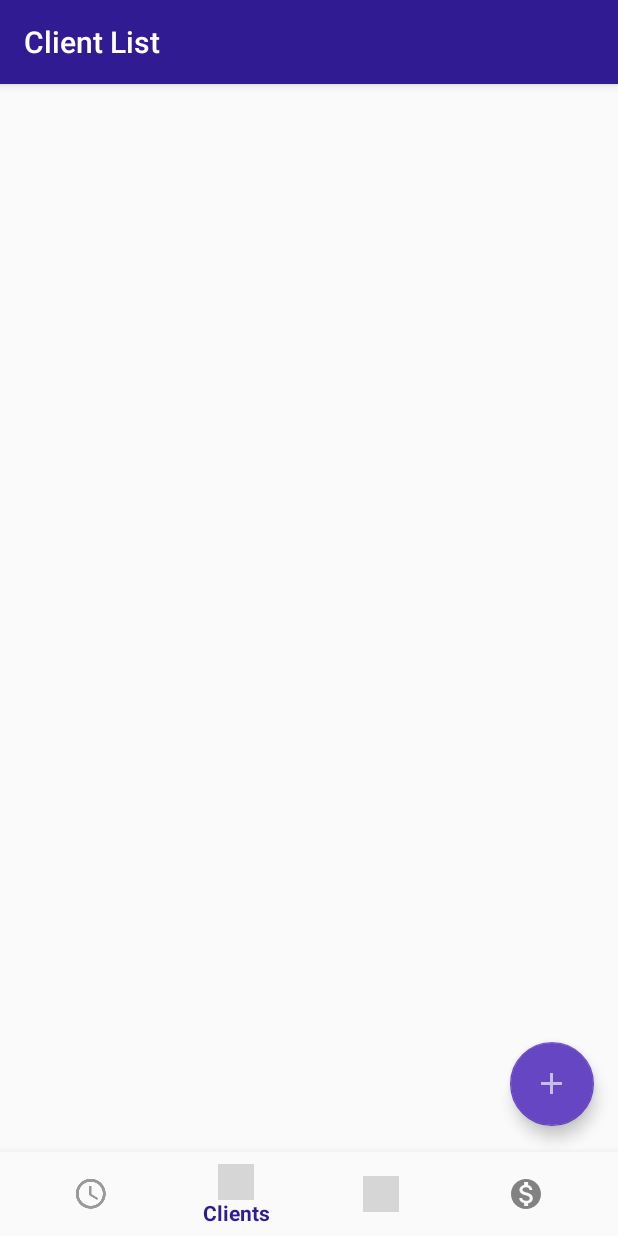
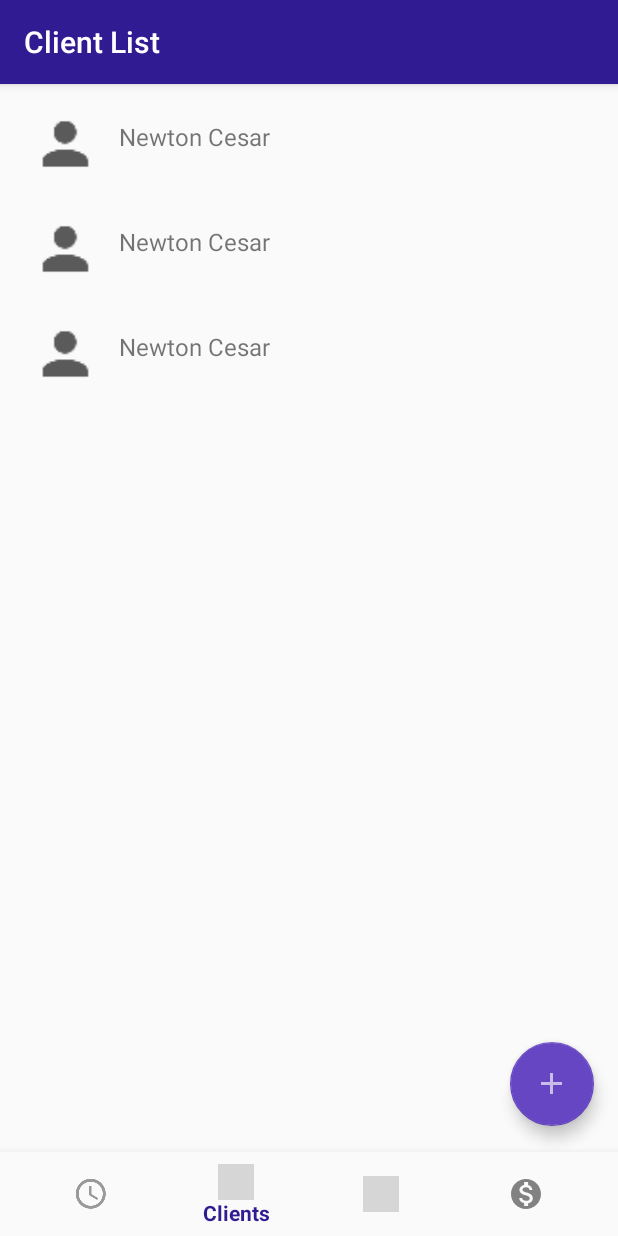
Before and after one commit to NewtonCesarRoncari/work-date, an Android app: the screen it shows after launch (NavigationActivity), on a phone screen of 412 x 824 dp. Run offline under Robolectric (Android 15) with nearby library versions, the light colour scheme and no system bars; our stand-ins replace navigation-ui; grey boxes are pictures that could not be loaded.

Commit message:
implemented ClientAdapter

```diff
--- a/app/src/main/AndroidManifest.xml
+++ b/app/src/main/AndroidManifest.xml
@@ -11,7 +11,7 @@
         android:supportsRtl="true"
         android:theme="@style/AppTheme"
         tools:ignore="GoogleAppIndexingWarning">
-        <activity android:name=".views.NavigationActivity">
+        <activity android:name=".view.NavigationActivity">
             <intent-filter>
                 <action android:name="android.intent.action.MAIN" />
 
--- a/app/src/main/java/com/example/workdate/views/NavigationActivity.kt
+++ b/app/src/main/java/com/example/workdate/view/NavigationActivity.kt
@@ -1,4 +1,4 @@
-package com.example.workdate.views
+package com.example.workdate.view
 
 import android.os.Bundle
 import androidx.appcompat.app.AppCompatActivity
--- /dev/null
+++ b/app/src/main/java/com/example/workdate/view/fragment/ListClientFragment.kt
@@ -0,0 +1,50 @@
+package com.example.workdate.view.fragment
+
+import android.os.Bundle
+import android.view.LayoutInflater
+import android.view.View
+import android.view.ViewGroup
+import androidx.fragment.app.Fragment
+import com.example.workdate.R
+import com.example.workdate.model.Client
+import com.example.workdate.view.recyclerview.adapter.ClientAdapter
+import kotlinx.android.synthetic.main.fragment_list_client.*
+
+class ListClientFragment : Fragment() {
+
+    override fun onCreateView(
+        inflater: LayoutInflater, container: ViewGroup?, savedInstanceState: Bundle?
+    ): View? {
+        return inflater.inflate(R.layout.fragment_list_client, container, false)
+    }
+
+    override fun onViewCreated(view: View, savedInstanceState: Bundle?) {
+        val clients = listOf(
+            Client(
+                "",
+                "Newton Cesar",
+                "(37) 9 9123-5555",
+                "Rua Sebastião Alves de Oliveira, 293"
+            ), Client(
+                "",
+                "Newton Cesar",
+                "(37) 9 9123-5555",
+                "Rua Sebastião Alves de Oliveira, 293"
+            ), Client(
+                "",
+                "Newton Cesar",
+                "(37) 9 9123-5555",
+                "Rua Sebastião Alves de Oliveira, 293"
+            )
+        )
+
+        initClientAdapter(clients)
+    }
+
+    private fun initClientAdapter(clients: List<Client>) {
+        val adapter = context?.let { context -> ClientAdapter(context, clients) }
+        client_list_rv.adapter = adapter
+    }
+
+
+}
--- /dev/null
+++ b/app/src/main/java/com/example/workdate/view/recyclerview/adapter/ClientAdapter.kt
@@ -0,0 +1,38 @@
+package com.example.workdate.view.recyclerview.adapter
+
+import android.content.Context
+import android.view.LayoutInflater
+import android.view.View
+import android.view.ViewGroup
+import android.widget.TextView
+import androidx.recyclerview.widget.RecyclerView
+import com.example.workdate.R
+import com.example.workdate.model.Client
+import kotlinx.android.synthetic.main.list_item_client.view.*
+
+class ClientAdapter(
+    private val context: Context,
+    private val clients: List<Client>
+) : RecyclerView.Adapter<ClientAdapter.MyViewHolder>() {
+
+    override fun onCreateViewHolder(parent: ViewGroup, viewType: Int): MyViewHolder {
+        val view = LayoutInflater.from(context).inflate(R.layout.list_item_client, parent, false)
+        return MyViewHolder(view)
+    }
+
+    override fun getItemCount() = clients.size
+
+    override fun onBindViewHolder(holder: MyViewHolder, position: Int) {
+        holder.bind(clients[position])
+    }
+
+    class MyViewHolder(itemView: View) : RecyclerView.ViewHolder(itemView) {
+
+        private val clientName: TextView = itemView.list_item_client_name
+
+        fun bind(client: Client) {
+            clientName.text = client.name
+        }
+
+    }
+}
--- a/app/src/main/java/com/example/workdate/views/fragment/ListClientFragment.kt
+++ /dev/null
@@ -1,19 +0,0 @@
-package com.example.workdate.views.fragment
-
-import android.os.Bundle
-import android.view.LayoutInflater
-import android.view.View
-import android.view.ViewGroup
-import androidx.fragment.app.Fragment
-import com.example.workdate.R
-
-class ListClientFragment : Fragment() {
-
-    override fun onCreateView(
-        inflater: LayoutInflater, container: ViewGroup?, savedInstanceState: Bundle?
-    ): View? {
-        return inflater.inflate(R.layout.fragment_list_client, container, false)
-    }
-
-
-}
--- a/app/src/main/res/layout/fragment_list_client.xml
+++ b/app/src/main/res/layout/fragment_list_client.xml
@@ -5,22 +5,23 @@
     android:layout_width="match_parent"
     android:layout_height="match_parent">
 
-    <ListView
-        android:id="@+id/client_list"
+    <androidx.recyclerview.widget.RecyclerView
+        android:id="@+id/client_list_rv"
         android:layout_width="0dp"
         android:layout_height="0dp"
         app:layout_constraintBottom_toBottomOf="parent"
         app:layout_constraintEnd_toEndOf="parent"
         app:layout_constraintStart_toStartOf="parent"
         app:layout_constraintTop_toTopOf="parent"
+        app:layoutManager="androidx.recyclerview.widget.LinearLayoutManager"
         tools:listitem="@layout/list_item_client" />
 
     <com.google.android.material.floatingactionbutton.FloatingActionButton
         android:id="@+id/new_client"
         android:layout_width="0dp"
         android:layout_height="wrap_content"
-        android:layout_alignEnd="@+id/client_list"
-        android:layout_alignBottom="@+id/client_list"
+        android:layout_alignEnd="@+id/client_list_rv"
+        android:layout_alignBottom="@+id/client_list_rv"
         android:layout_marginEnd="16dp"
         android:layout_marginBottom="17dp"
         android:src="@drawable/ic_add"
--- a/app/src/main/res/layout/list_item_client.xml
+++ b/app/src/main/res/layout/list_item_client.xml
@@ -2,15 +2,14 @@
 <androidx.constraintlayout.widget.ConstraintLayout xmlns:android="http://schemas.android.com/apk/res/android"
     xmlns:app="http://schemas.android.com/apk/res-auto"
     android:layout_width="match_parent"
-    android:layout_height="match_parent"
+    android:layout_height="70dp"
     android:orientation="horizontal">
 
     <ImageView
-        android:id="@+id/imageView"
+        android:id="@+id/list_item_client_icon"
         android:layout_width="55dp"
         android:layout_height="55dp"
         android:layout_marginStart="16dp"
-        android:layout_marginTop="16dp"
         android:contentDescription="@string/icon_client"
         android:paddingTop="10dp"
         android:src="@drawable/ic_client"
@@ -18,8 +17,7 @@
         app:layout_constraintEnd_toEndOf="parent"
         app:layout_constraintHorizontal_bias="0.0"
         app:layout_constraintStart_toStartOf="parent"
-        app:layout_constraintTop_toTopOf="parent"
-        app:layout_constraintVertical_bias="0.0" />
+        app:layout_constraintTop_toTopOf="parent" />
 
     <TextView
         android:id="@+id/list_item_client_name"
@@ -28,10 +26,10 @@
         android:layout_marginStart="8dp"
         android:text="@string/name"
         android:textSize="16sp"
-        app:layout_constraintBottom_toBottomOf="@+id/imageView"
+        app:layout_constraintBottom_toBottomOf="@+id/list_item_client_icon"
         app:layout_constraintEnd_toEndOf="parent"
         app:layout_constraintHorizontal_bias="0.0"
-        app:layout_constraintStart_toEndOf="@+id/imageView"
-        app:layout_constraintTop_toTopOf="@+id/imageView" />
+        app:layout_constraintStart_toEndOf="@+id/list_item_client_icon"
+        app:layout_constraintTop_toTopOf="@+id/list_item_client_icon" />
 
 </androidx.constraintlayout.widget.ConstraintLayout>
--- a/app/src/main/res/navigation/nav_graph.xml
+++ b/app/src/main/res/navigation/nav_graph.xml
@@ -7,7 +7,7 @@
 
     <fragment
         android:id="@+id/listClientFragment"
-        android:name="com.example.workdate.views.fragment.ListClientFragment"
+        android:name="com.example.workdate.view.fragment.ListClientFragment"
         android:label="Client List"
         tools:layout="@layout/fragment_list_client" />
 </navigation>
```
